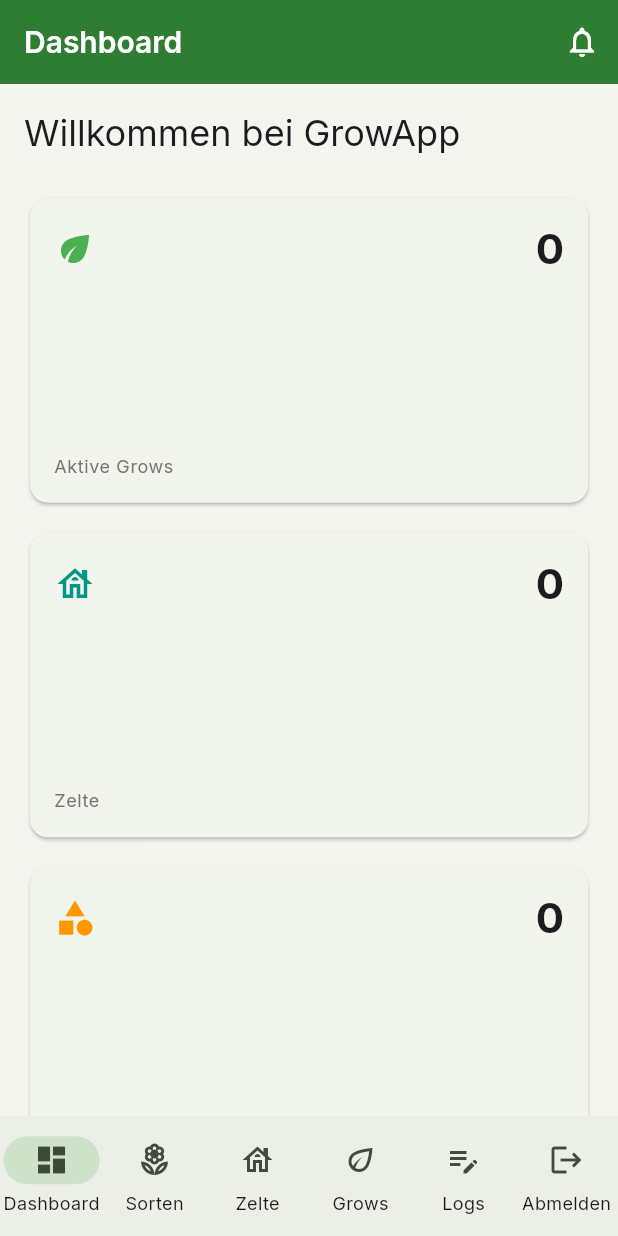
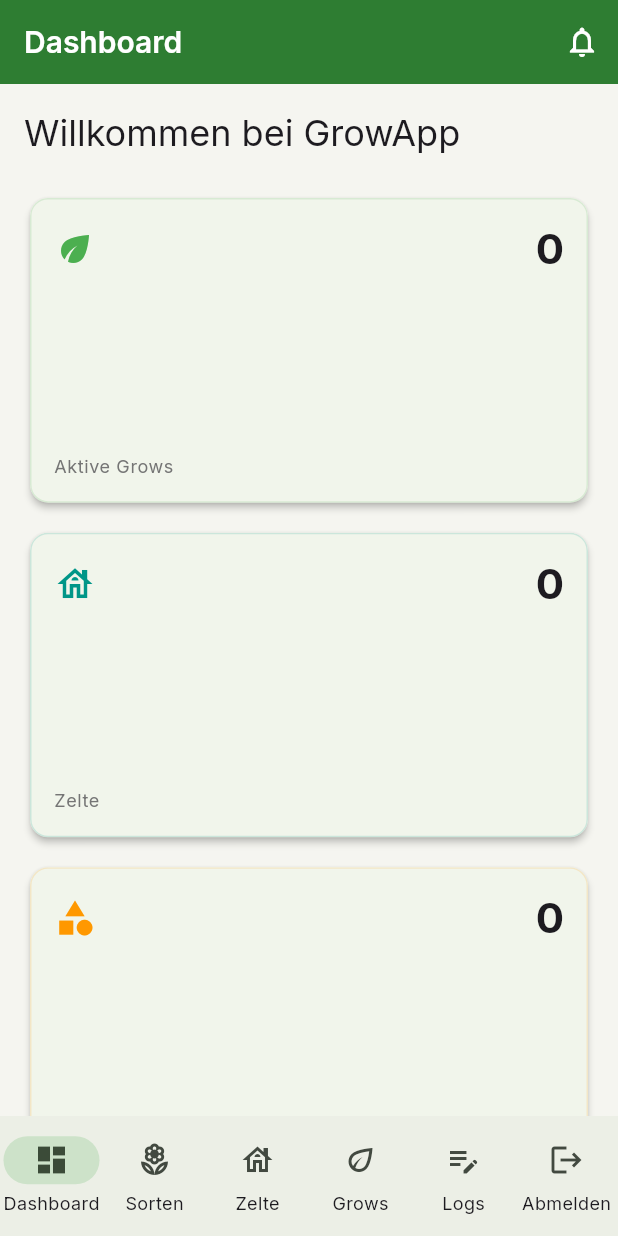
Before and after one commit to DanielProyer/growapp, a Flutter app: the screen it shows once a user with an empty profile is signed in, on a phone screen of 412 x 824 dp. Run offline on Flutter 3.47's test engine with Material 3 defaults, Android fonts, the phone set to English and light mode, and no system bars; our stand-ins replace flutter_riverpod, go_router, google_fonts, supabase_flutter; accounts and stored records are empty.

Commit message:
Dashboard-Karten: Kontrast erhöht (Elevation + farbige Border)
Co-Authored-By: Claude Opus 4.6 <noreply@anthropic.com>

```diff
--- a/lib/features/dashboard/presentation/pages/dashboard_page.dart
+++ b/lib/features/dashboard/presentation/pages/dashboard_page.dart
@@ -101,6 +101,11 @@ class DashboardPage extends ConsumerWidget {
             ),
             const SizedBox(height: 12),
             Card(
+              elevation: 2,
+              shape: RoundedRectangleBorder(
+                borderRadius: BorderRadius.circular(12),
+                side: BorderSide(color: Colors.grey.withAlpha(50)),
+              ),
               child: Padding(
                 padding: const EdgeInsets.all(24),
                 child: Center(
@@ -155,6 +160,11 @@ class _StatCard extends StatelessWidget {
   Widget build(BuildContext context) {
     return Card(
       clipBehavior: Clip.antiAlias,
+      elevation: 2,
+      shape: RoundedRectangleBorder(
+        borderRadius: BorderRadius.circular(12),
+        side: BorderSide(color: color.withAlpha(40)),
+      ),
       child: InkWell(
         onTap: onTap,
         child: Padding(
```
